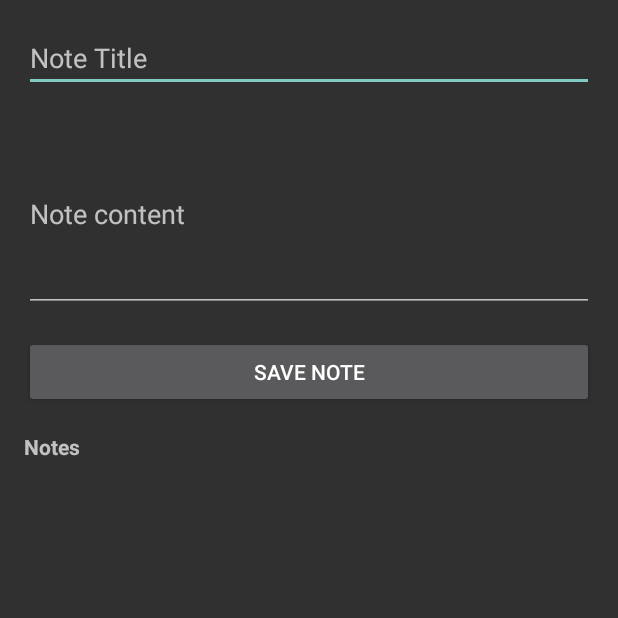
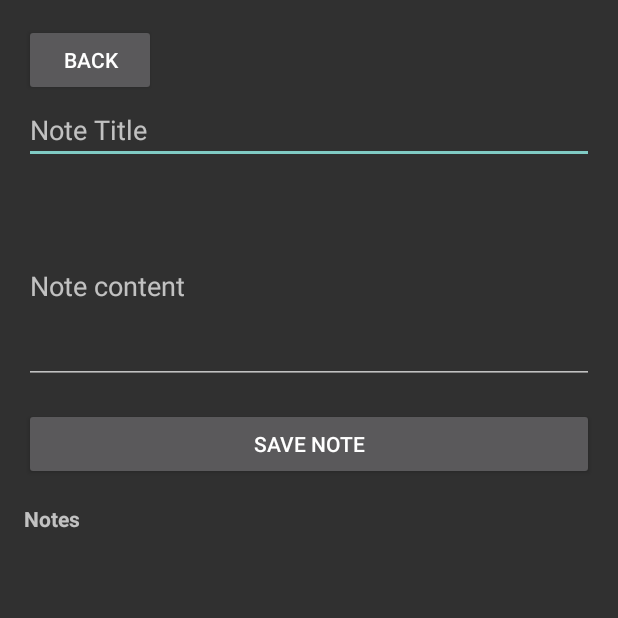
Before and after one commit to angeliquewil/Calendar, an Android app: the SecondActivity screen opened directly, with no data from a screen before it, on a phone screen of 412 x 824 dp, the top half of it. Run offline under Robolectric (Android 15) with nearby library versions, the phone set to English and light mode, and no system bars.

Commit message:
Added back button and made save button go back to main once clicked

```diff
--- a/app/src/main/java/com/example/calendar/SecondActivity.java
+++ b/app/src/main/java/com/example/calendar/SecondActivity.java
@@ -4,6 +4,7 @@ import androidx.appcompat.app.AppCompatActivity;
 
 import android.app.AlertDialog;
 import android.content.DialogInterface;
+import android.content.Intent;
 import android.content.SharedPreferences;
 import android.os.Bundle;
 import android.view.View;
@@ -26,6 +27,8 @@ public class SecondActivity extends AppCompatActivity {
     private static final String KEY_NOTE_COUNT = "NoteCount";
     private LinearLayout notesContainer;
     private List<Note> noteList;
+
+
 
 
     @Override
@@ -95,6 +98,7 @@ public class SecondActivity extends AppCompatActivity {
             createNoteView(note);
             clearInputFields();
 
+            startActivity(new Intent(SecondActivity.this, MainActivity.class));
 
         }
     }
@@ -216,5 +220,9 @@ public class SecondActivity extends AppCompatActivity {
 
     }
 
+    public void goBack (View view){
+        Intent intent = new Intent (this, MainActivity.class);
+        startActivity(intent);
+    }
 
 }
--- a/app/src/main/res/layout/activity_secondactivity.xml
+++ b/app/src/main/res/layout/activity_secondactivity.xml
@@ -8,43 +8,53 @@
     android:padding="16dp"
     tools:context=".SecondActivity">
 
+    <Button
+        android:id="@+id/backbutton"
+        android:layout_width="wrap_content"
+        android:layout_height="wrap_content"
+        android:text="Back"
+        android:onClick="goBack"/>
+
     <EditText
         android:id="@+id/titleEditText"
         android:layout_width="match_parent"
         android:layout_height="wrap_content"
-        android:hint="Note Title"/>
+        android:hint="Note Title" />
 
     <EditText
+        android:id="@+id/contentEditText"
         android:layout_width="match_parent"
         android:layout_height="wrap_content"
+        android:layout_marginTop="16dp"
         android:hint="Note content"
-        android:layout_marginTop="16dp"
         android:inputType="textMultiLine"
-        android:minLines="5"
-        android:id="@+id/contentEditText"/>
+        android:minLines="5" />
+
     <Button
+        android:id="@+id/saveButton"
         android:layout_width="match_parent"
         android:layout_height="wrap_content"
-        android:id="@+id/saveButton"
-        android:text="Save Note"
-        android:layout_marginTop="16dp"/>
+        android:layout_marginTop="16dp"
+        android:text="Save Note" />
+
     <TextView
+        android:id="@+id/notesText"
         android:layout_width="match_parent"
         android:layout_height="18dp"
+        android:layout_marginTop="16dp"
         android:text="Notes"
-        android:layout_marginTop="16dp"
-        android:textStyle="bold"
-        android:id="@+id/notesText" />
+        android:textStyle="bold" />
+
     <ScrollView
         android:layout_width="match_parent"
         android:layout_height="0dp"
-        android:layout_weight="1"
-        >
+        android:layout_weight="1">
+
         <LinearLayout
+            android:id="@+id/notesContainer"
             android:layout_width="match_parent"
             android:layout_height="wrap_content"
-            android:id="@+id/notesContainer"
-            android:orientation="vertical"/>
+            android:orientation="vertical" />
 
     </ScrollView>
 
```
